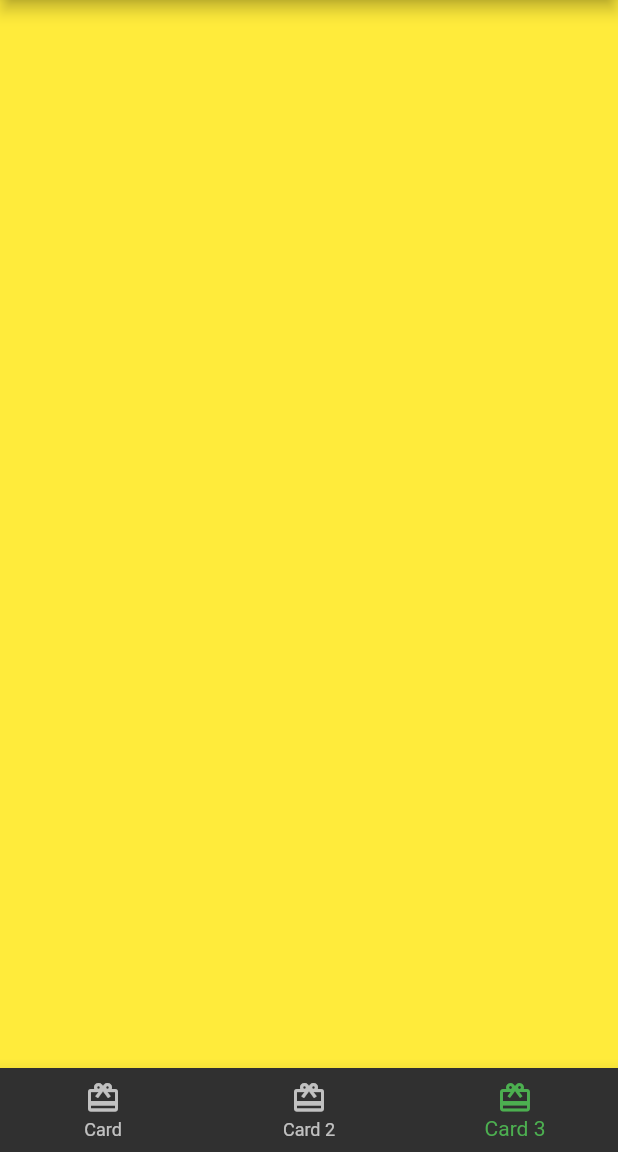
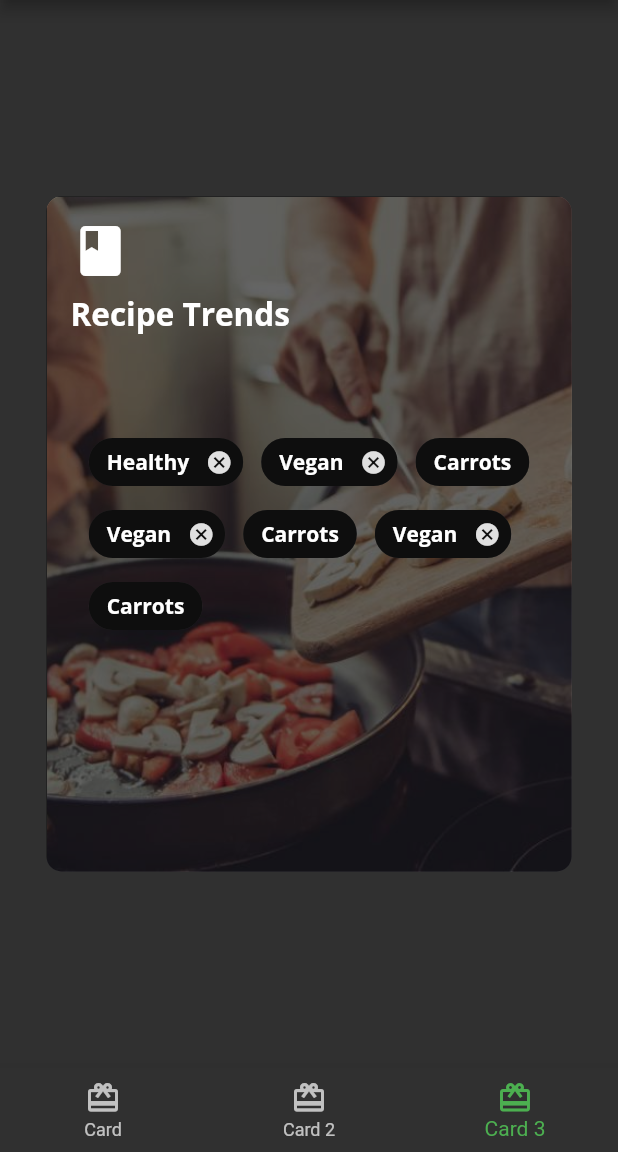
Before and after one commit to YousefZinsazK78/flutter_apprentice_project_test, a Flutter app: the screen it shows after launch, item 3 of the bottom bar chosen, on a phone screen of 412 x 824 dp, the part 84-1236 px from its top. Run offline on Flutter 3.47's test engine with Material 2 defaults, Android fonts, the phone set to English and light mode, and no system bars; our stand-ins replace google_fonts.

Commit message:
(done)-> project done

```diff
--- /dev/null
+++ b/lib/card3.dart
@@ -0,0 +1,119 @@
+import 'dart:ui';
+
+import 'package:flutter/material.dart';
+import './fooderlich_theme.dart';
+
+class Card3 extends StatelessWidget {
+  const Card3({Key? key}) : super(key: key);
+
+  @override
+  Widget build(BuildContext context) {
+    return Center(
+      child: Container(
+        constraints: const BoxConstraints.expand(
+          width: 350,
+          height: 450,
+        ),
+        decoration: const BoxDecoration(
+          image: DecorationImage(
+            image: AssetImage('assets/mag1.jpg'),
+            fit: BoxFit.cover,
+          ),
+          borderRadius: BorderRadius.all(Radius.circular(10.0)),
+        ),
+        child: Stack(
+          children: [
+            Container(
+              decoration: BoxDecoration(
+                color: Colors.black.withOpacity(0.6),
+                borderRadius: const BorderRadius.all(
+                  Radius.circular(10.0),
+                ),
+              ),
+            ),
+            Container(
+              padding: const EdgeInsets.all(16),
+              child: Column(
+                crossAxisAlignment: CrossAxisAlignment.start,
+                children: [
+                  const Icon(
+                    Icons.book,
+                    color: Colors.white,
+                    size: 40,
+                  ),
+                  const SizedBox(
+                    height: 8,
+                  ),
+                  Text(
+                    'Recipe Trends',
+                    style: FooderlichTheme.darkTextTheme.headline2,
+                  ),
+                  const SizedBox(
+                    height: 30,
+                  ),
+                ],
+              ),
+            ),
+            Center(
+              child: Wrap(
+                alignment: WrapAlignment.start,
+                spacing: 12,
+                children: [
+                  Chip(
+                    label: Text(
+                      'Healthy',
+                      style: FooderlichTheme.darkTextTheme.bodyText1,
+                    ),
+                    backgroundColor: Colors.black.withOpacity(0.7),
+                    onDeleted: () {
+                      debugPrint('delete');
+                    },
+                  ),
+                  Chip(
+                    label: Text('Vegan',
+                        style: FooderlichTheme.darkTextTheme.bodyText1),
+                    backgroundColor: Colors.black.withOpacity(0.7),
+                    onDeleted: () {
+                      debugPrint('delete');
+                    },
+                  ),
+                  Chip(
+                    label: Text('Carrots',
+                        style: FooderlichTheme.darkTextTheme.bodyText1),
+                    backgroundColor: Colors.black.withOpacity(0.7),
+                  ),
+                  Chip(
+                    label: Text('Vegan',
+                        style: FooderlichTheme.darkTextTheme.bodyText1),
+                    backgroundColor: Colors.black.withOpacity(0.7),
+                    onDeleted: () {
+                      debugPrint('delete');
+                    },
+                  ),
+                  Chip(
+                    label: Text('Carrots',
+                        style: FooderlichTheme.darkTextTheme.bodyText1),
+                    backgroundColor: Colors.black.withOpacity(0.7),
+                  ),
+                  Chip(
+                    label: Text('Vegan',
+                        style: FooderlichTheme.darkTextTheme.bodyText1),
+                    backgroundColor: Colors.black.withOpacity(0.7),
+                    onDeleted: () {
+                      debugPrint('delete');
+                    },
+                  ),
+                  Chip(
+                    label: Text('Carrots',
+                        style: FooderlichTheme.darkTextTheme.bodyText1),
+                    backgroundColor: Colors.black.withOpacity(0.7),
+                  ),
+                ],
+              ),
+            ),
+          ],
+        ),
+      ),
+    );
+  }
+}
--- a/lib/home.dart
+++ b/lib/home.dart
@@ -1,6 +1,7 @@
 import 'package:flutter/material.dart';
 import './card1.dart';
 import './card2.dart';
+import './card3.dart';
 
 class Home extends StatefulWidget {
   const Home({Key? key}) : super(key: key);
@@ -15,9 +16,7 @@ class _HomeState extends State<Home> {
   static List<Widget> pages = <Widget>[
     const Card1(),
     const Card2(),
-    Container(
-      color: Colors.yellow,
-    ),
+    const Card3(),
   ];
 
   void _onItemTapped(int index) {
```
Also changed, not shown: card1.png (added), card2.png (added), card3.png (added), 1 other file.
